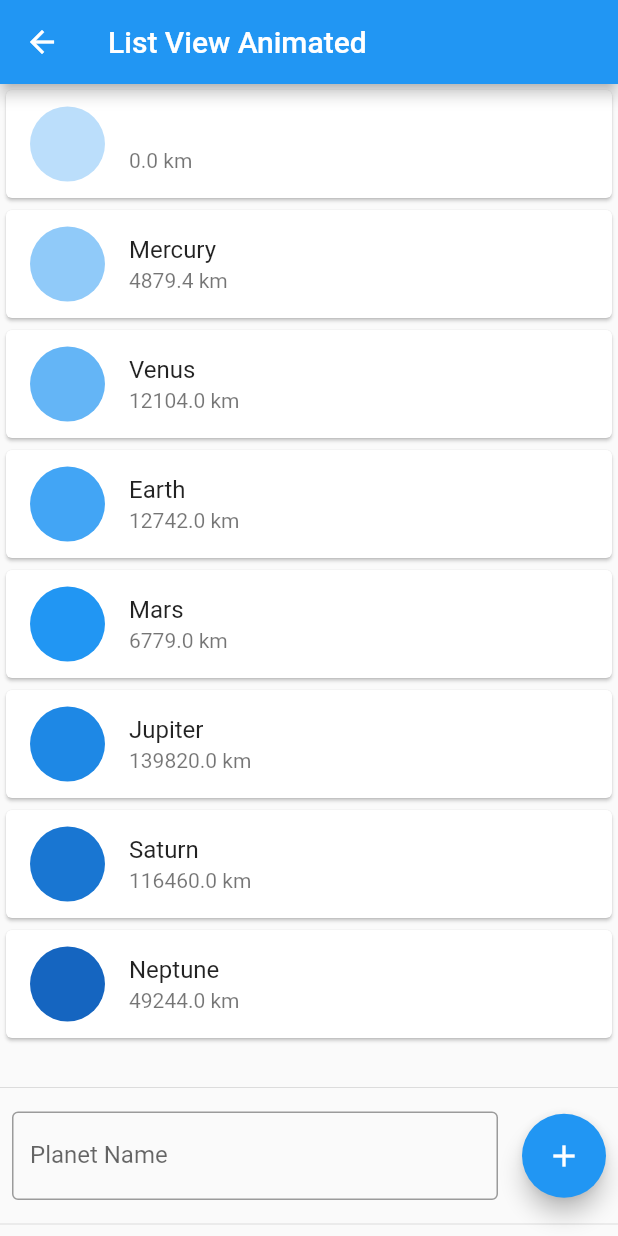
After one commit to fortinjoffrey/flutter_Widgets_Guide, a Flutter app: the ListViewAnimated screen opened by its route, after a tap on the "add" icon, on a phone screen of 412 x 824 dp. The commit adds this screen. Run offline on Flutter 3.47's test engine with Material 2 defaults, Android fonts, the phone set to English and light mode, and no system bars; our stand-ins replace flutter_slidable.

Commit message:
013 Listview 'Animated'
- AnimatedList with FadeTransition (opacity) and SlideTransition (r to l)
  animation appears during insertion/deletion

```diff
--- a/lib/models/routes_name.dart
+++ b/lib/models/routes_name.dart
@@ -6,5 +6,6 @@ class RoutesName {
   static const String listviewSlidable = '/listviewSlidable';
   static const String listviewReordable = '/listviewReordable';
   static const String listviewFilterable = '/listviewFilterable';
+  static const String listviewAnimated = '/listviewAnimated';
   static const String sliverlists = '/sliverlists';
 }
--- /dev/null
+++ b/lib/screens/listviews/listview_animated.dart
@@ -0,0 +1,107 @@
+import 'package:flutter/material.dart';
+import 'package:widgets_guide/models/planet.dart';
+import 'package:widgets_guide/shared/constants.dart';
+import 'package:widgets_guide/shared/keyboard_helpers.dart';
+
+class ListViewAnimated extends StatefulWidget {
+  ListViewAnimated({Key key}) : super(key: key);
+
+  @override
+  _ListViewAnimatedState createState() => _ListViewAnimatedState();
+}
+
+class _ListViewAnimatedState extends State<ListViewAnimated> {
+  final List<Planet> _planets = List.of(planetsTemplate);
+  final _animatedListKey = GlobalKey<AnimatedListState>();
+  final TextEditingController _nameController = TextEditingController();
+  final ScrollController _scrollController = ScrollController();
+
+  Tween<Offset> _offsetTween = Tween(
+    begin: Offset(1.0, 0.0),
+    end: Offset.zero,
+  );
+
+  void addItemToList() {
+    setState(() {
+      _planets.insert(0, Planet(_nameController.text, 0));
+      _animatedListKey.currentState.insertItem(0);
+    });
+  }
+
+  @override
+  Widget build(BuildContext context) {
+    return Scaffold(
+      appBar: AppBar(
+        title: Text('List View Animated'),
+      ),
+      body: Column(
+        children: [
+          _buildExpandedAnimatedList(),
+          Divider(),
+          _buildAddElementRow(context),
+          Divider(),
+        ],
+      ),
+    );
+  }
+
+  Expanded _buildExpandedAnimatedList() {
+    return Expanded(
+      child: AnimatedList(
+        controller: _scrollController,
+        key: _animatedListKey,
+        initialItemCount: _planets.length,
+        itemBuilder: (context, index, animation) {
+          return Card(
+            child: FadeTransition(
+              opacity: animation,
+              child: SlideTransition(
+                position: _offsetTween.animate(animation),
+                child: ListTile(
+                  leading: CircleAvatar(
+                    radius: 25,
+                    backgroundColor: Colors.blue[(index + 1) * 100],
+                  ),
+                  title: Text(_planets[index].name),
+                  subtitle: Text(_planets[index].diameter.toString() + ' km'),
+                ),
+              ),
+            ),
+          );
+        },
+      ),
+    );
+  }
+
+  Padding _buildAddElementRow(BuildContext context) {
+    return Padding(
+      padding: const EdgeInsets.all(8.0),
+      child: Row(
+        children: [
+          Expanded(
+            child: TextField(
+              controller: _nameController,
+              decoration: InputDecoration(
+                border: OutlineInputBorder(),
+                labelText: 'Planet Name',
+              ),
+            ),
+          ),
+          SizedBox(width: 16.0),
+          FloatingActionButton(
+            child: Icon(Icons.add),
+            onPressed: () {
+              addItemToList();
+              KeyboardHelper.dismissKeyboard(context);
+              _scrollController.animateTo(
+                0,
+                duration: Duration(milliseconds: 500),
+                curve: Curves.easeInOut,
+              );
+            },
+          ),
+        ],
+      ),
+    );
+  }
+}
--- a/lib/services/route_generator.dart
+++ b/lib/services/route_generator.dart
@@ -1,6 +1,7 @@
 import 'package:flutter/material.dart';
 import 'package:widgets_guide/models/routes_name.dart';
 import 'package:widgets_guide/screens/home.dart';
+import 'package:widgets_guide/screens/listviews/listview_animated.dart';
 import 'package:widgets_guide/screens/listviews/listview_dismissible.dart';
 import 'package:widgets_guide/screens/listviews/listview_filterable.dart';
 import 'package:widgets_guide/screens/listviews/listview_reordable.dart';
@@ -30,6 +31,8 @@ class RouteGenerator {
         return MaterialPageRoute(builder: (_) => ListViewReordable());
       case RoutesName.listviewFilterable:
         return MaterialPageRoute(builder: (_) => ListViewFilterable());
+      case RoutesName.listviewAnimated:
+        return MaterialPageRoute(builder: (_) => ListViewAnimated());
       case RoutesName.sliverlists:
         return MaterialPageRoute(builder: (_) => SliverListsHome());
       default:
--- a/lib/shared/constants.dart
+++ b/lib/shared/constants.dart
@@ -13,6 +13,7 @@ const List<Choice> listviewChoices = [
   Choice('Slidable', RoutesName.listviewSlidable),
   Choice('Reordable', RoutesName.listviewReordable),
   Choice('Filterable', RoutesName.listviewFilterable),
+  Choice('Animated', RoutesName.listviewAnimated),
 ];
 
 const List<Planet> planetsTemplate = [
```
